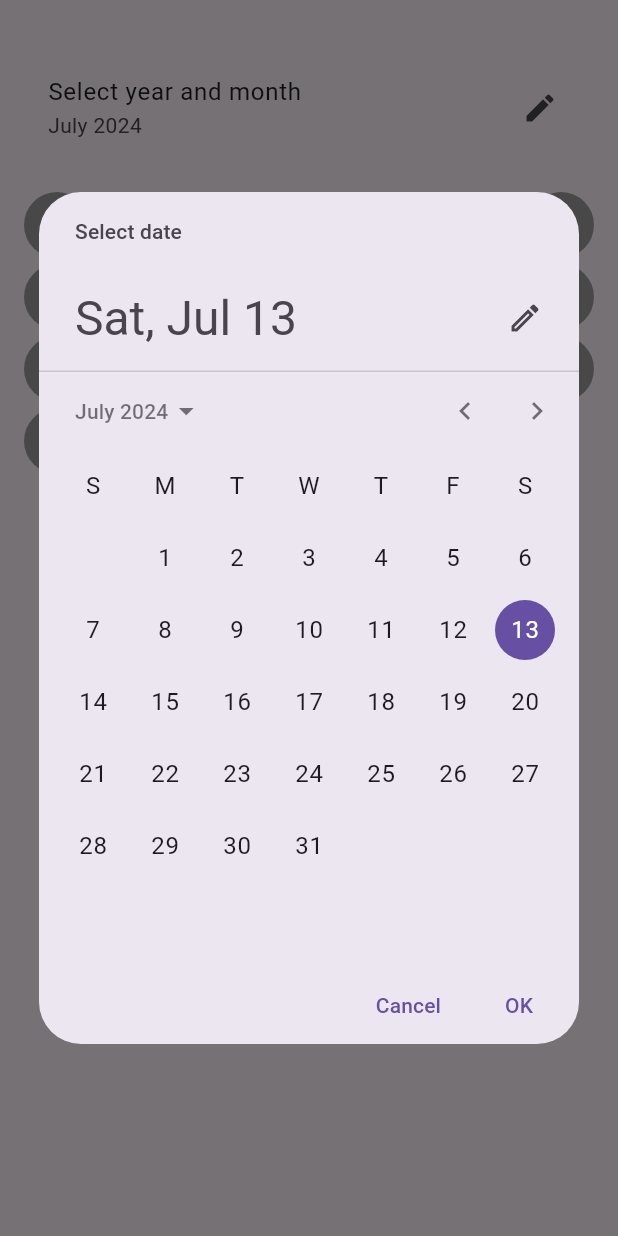
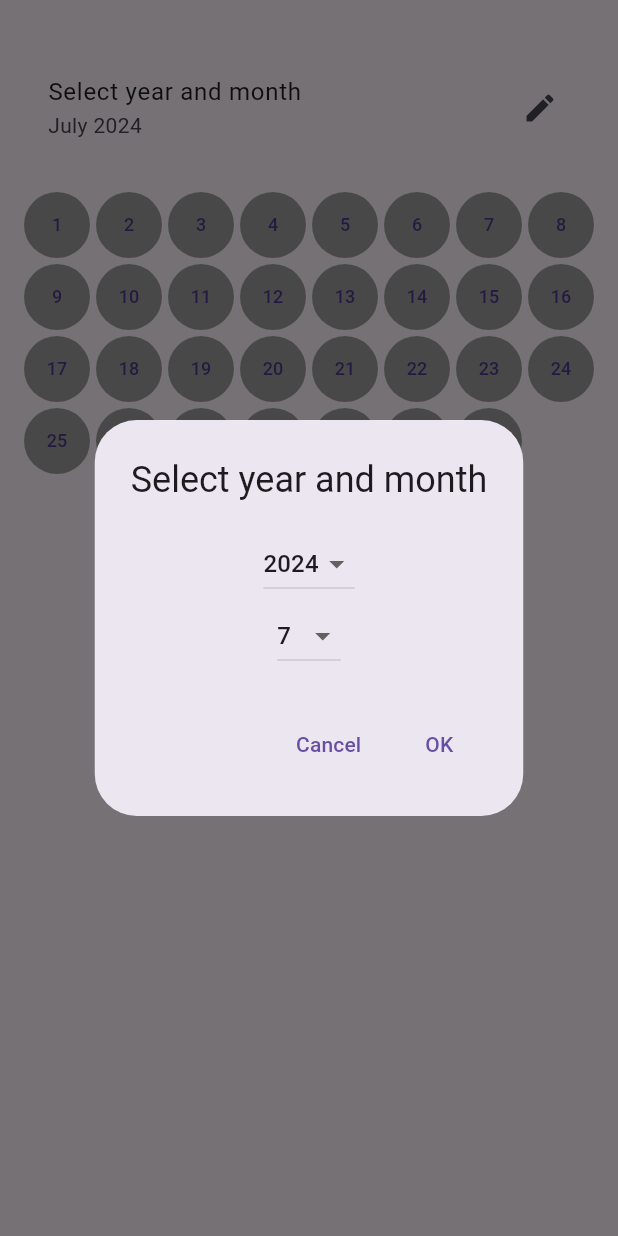
Before and after one commit to dbsgmlduf/sugarnote, a Flutter app: the InjectionDataPage widget shown alone on an empty page, opened directly, after a tap on "Select year and month", on a phone screen of 412 x 824 dp. Run offline on Flutter 3.47's test engine with Material 3 defaults, Android fonts, the phone set to English and light mode, and no system bars; our stand-ins replace get, shared_preferences; accounts and stored records are empty; network calls fail.

Commit message:
client 인술린 과거 정보 조회 날짜 선택 UI 수정

```diff
--- a/client/lib/history/injectiondatahistory.dart
+++ b/client/lib/history/injectiondatahistory.dart
@@ -2,8 +2,6 @@ import 'package:flutter/material.dart';
 import 'package:intl/intl.dart';
 import 'package:http/http.dart' as http;
 import 'dart:convert';
-
-import 'package:client/shared_preferences_helper.dart'; // SharedPreferencesHelper 임포트
 
 class InjectionDataPage extends StatefulWidget {
   @override
@@ -13,6 +11,8 @@ class InjectionDataPage extends StatefulWidget {
 class _InjectionDataPageState extends State<InjectionDataPage> {
   DateTime selectedDate = DateTime.now();
   Map<int, bool> injectionData = {};
+  int selectedYear = DateTime.now().year;
+  int selectedMonth = DateTime.now().month;
 
   @override
   void initState() {
@@ -29,7 +29,7 @@ class _InjectionDataPageState extends State<InjectionDataPage> {
           SizedBox(height: 20),
           ListTile(
             title: Text("Select year and month"),
-            subtitle: Text(DateFormat.yMMMM().format(selectedDate)),
+            subtitle: Text(DateFormat.yMMMM().format(DateTime(selectedYear, selectedMonth))),
             trailing: Icon(Icons.edit),
             onTap: _pickDate,
           ),
@@ -57,26 +57,81 @@ class _InjectionDataPageState extends State<InjectionDataPage> {
   }
 
   Future<void> _pickDate() async {
-    DateTime? picked = await showDatePicker(
+    final picked = await showDialog<List<int>>(
       context: context,
-      initialDate: selectedDate,
-      firstDate: DateTime(2020),
-      lastDate: DateTime(2100),
-      builder: (BuildContext context, Widget? child) {
-        return child ?? Text('No date selected');
+      builder: (BuildContext context) {
+        int tempYear = selectedYear;
+        int tempMonth = selectedMonth;
+        return StatefulBuilder(
+          builder: (BuildContext context, StateSetter setState) {
+            return AlertDialog(
+              title: Text("Select year and month"),
+              content: Column(
+                mainAxisSize: MainAxisSize.min,
+                children: [
+                  DropdownButton<int>(
+                    value: tempYear,
+                    items: List.generate(101, (index) => 2020 + index).map((year) {
+                      return DropdownMenuItem(
+                        value: year,
+                        child: Text(year.toString()),
+                      );
+                    }).toList(),
+                    onChanged: (value) {
+                      setState(() {
+                        tempYear = value!;
+                      });
+                    },
+                  ),
+                  DropdownButton<int>(
+                    value: tempMonth,
+                    items: List.generate(12, (index) => index + 1).map((month) {
+                      return DropdownMenuItem(
+                        value: month,
+                        child: Text(month.toString()),
+                      );
+                    }).toList(),
+                    onChanged: (value) {
+                      setState(() {
+                        tempMonth = value!;
+                      });
+                    },
+                  ),
+                ],
+              ),
+              actions: <Widget>[
+                TextButton(
+                  child: Text('Cancel'),
+                  onPressed: () {
+                    Navigator.of(context).pop();
+                  },
+                ),
+                TextButton(
+                  child: Text('OK'),
+                  onPressed: () {
+                    Navigator.of(context).pop([tempYear, tempMonth]);
+                  },
+                ),
+              ],
+            );
+          },
+        );
       },
     );
-    if (picked != null && picked != selectedDate) {
+
+    if (picked != null && picked is List<int> && picked.length == 2) {
       setState(() {
-        selectedDate = picked;
-        _fetchInjectionData();
+        selectedYear = picked[0];
+        selectedMonth = picked[1];
+        selectedDate = DateTime(selectedYear, selectedMonth);
+        _fetchInjectionData(); // 데이터 가져오기
       });
     }
   }
 
   Future<void> _fetchInjectionData() async {
-    final user_no = await SharedPreferencesHelper.getUserNo();
-    final measure_date = DateFormat('yyyy-MM-01').format(selectedDate);
+    final user_no = 3; // 임시로 저장된 사용자 번호
+    final measure_date = DateFormat('yyyy-MM-15').format(DateTime(selectedYear, selectedMonth)); // YYYY-MM-15 형식
 
     try {
       final response = await http.post(
```
